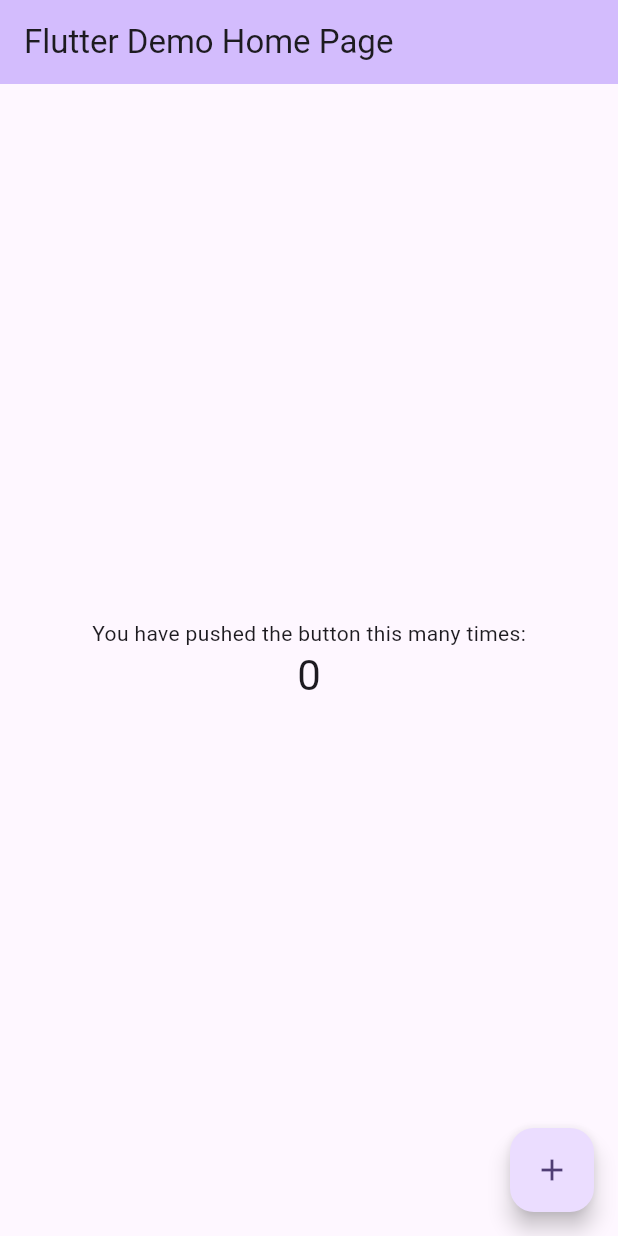
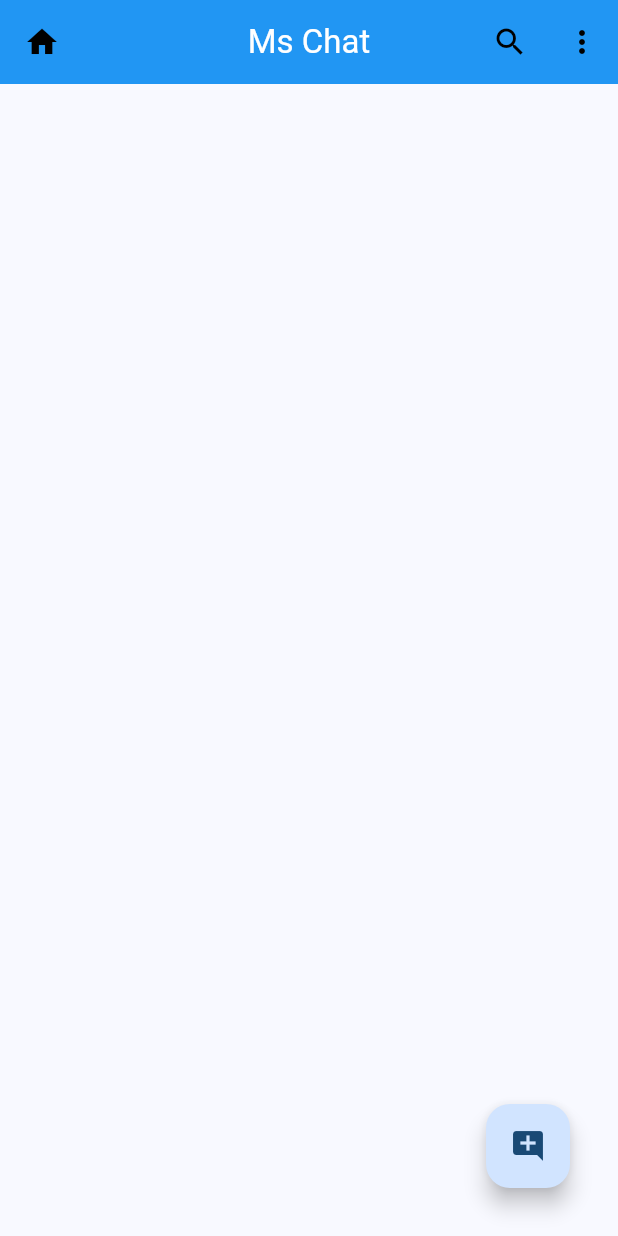
Before and after one commit to mukeshsheoran883/ms_chat, a Flutter app: the screen it shows after launch, on a phone screen of 412 x 824 dp. Run offline on Flutter 3.47's test engine with Material 3 defaults, Android fonts, the phone set to English and light mode, and no system bars.

Commit message:
Home Screen

```diff
--- a/lib/main.dart
+++ b/lib/main.dart
@@ -1,4 +1,5 @@
 import 'package:flutter/material.dart';
+import 'package:ms_chat/ms_chat/screen/home_screen.dart';
 
 void main() {
   runApp(const MyApp());
@@ -11,115 +12,18 @@
   @override
   Widget build(BuildContext context) {
     return MaterialApp(
-      title: 'Flutter Demo',
+      title: 'Ms Chat',
+      debugShowCheckedModeBanner: false,
       theme: ThemeData(
-        // This is the theme of your application.
-        //
-        // TRY THIS: Try running your application with "flutter run". You'll see
-        // the application has a purple toolbar. Then, without quitting the app,
-        // try changing the seedColor in the colorScheme below to Colors.green
-        // and then invoke "hot reload" (save your changes or press the "hot
-        // reload" button in a Flutter-supported IDE, or press "r" if you used
-        // the command line to start the app).
-        //
-        // Notice that the counter didn't reset back to zero; the application
-        // state is not lost during the reload. To reset the state, use hot
-        // restart instead.
-        //
-        // This works for code too, not just values: Most code changes can be
-        // tested with just a hot reload.
-        colorScheme: ColorScheme.fromSeed(seedColor: Colors.deepPurple),
+        appBarTheme: AppBarTheme(
+          color: Colors.blue,
+          titleTextStyle: TextStyle(color: Colors.white, fontSize: 22),
+          centerTitle: true,
+        ),
+        colorScheme: ColorScheme.fromSeed(seedColor: Colors.blue),
         useMaterial3: true,
       ),
-      home: const MyHomePage(title: 'Flutter Demo Home Page'),
+      home: const HomeScreen(),
     );
   }
 }
-
-class MyHomePage extends StatefulWidget {
-  const MyHomePage({super.key, required this.title});
-
-  // This widget is the home page of your application. It is stateful, meaning
-  // that it has a State object (defined below) that contains fields that affect
-  // how it looks.
-
-  // This class is the configuration for the state. It holds the values (in this
-  // case the title) provided by the parent (in this case the App widget) and
-  // used by the build method of the State. Fields in a Widget subclass are
-  // always marked "final".
-
-  final String title;
-
-  @override
-  State<MyHomePage> createState() => _MyHomePageState();
-}
-
-class _MyHomePageState extends State<MyHomePage> {
-  int _counter = 0;
-
-  void _incrementCounter() {
-    setState(() {
-      // This call to setState tells the Flutter framework that something has
-      // changed in this State, which causes it to rerun the build method below
-      // so that the display can reflect the updated values. If we changed
-      // _counter without calling setState(), then the build method would not be
-      // called again, and so nothing would appear to happen.
-      _counter++;
-    });
-  }
-
-  @override
-  Widget build(BuildContext context) {
-    // This method is rerun every time setState is called, for instance as done
-    // by the _incrementCounter method above.
-    //
-    // The Flutter framework has been optimized to make rerunning build methods
-    // fast, so that you can just rebuild anything that needs updating rather
-    // than having to individually change instances of widgets.
-    return Scaffold(
-      appBar: AppBar(
-        // TRY THIS: Try changing the color here to a specific color (to
-        // Colors.amber, perhaps?) and trigger a hot reload to see the AppBar
-        // change color while the other colors stay the same.
-        backgroundColor: Theme.of(context).colorScheme.inversePrimary,
-        // Here we take the value from the MyHomePage object that was created by
-        // the App.build method, and use it to set our appbar title.
-        title: Text(widget.title),
-      ),
-      body: Center(
-        // Center is a layout widget. It takes a single child and positions it
-        // in the middle of the parent.
-        child: Column(
-          // Column is also a layout widget. It takes a list of children and
-          // arranges them vertically. By default, it sizes itself to fit its
-          // children horizontally, and tries to be as tall as its parent.
-          //
-          // Column has various properties to control how it sizes itself and
-          // how it positions its children. Here we use mainAxisAlignment to
-          // center the children vertically; the main axis here is the vertical
-          // axis because Columns are vertical (the cross axis would be
-          // horizontal).
-          //
-          // TRY THIS: Invoke "debug painting" (choose the "Toggle Debug Paint"
-          // action in the IDE, or press "p" in the console), to see the
-          // wireframe for each widget.
-          mainAxisAlignment: MainAxisAlignment.center,
-          children: <Widget>[
-            const Text(
-              'You have pushed the button this many times:',
-            ),
-            Text(
-              '$_counter',
-              style: Theme.of(context).textTheme.headlineMedium,
-            ),
-          ],
-        ),
-      ),
-      floatingActionButton: FloatingActionButton(
-        onPressed: _incrementCounter,
-        tooltip: 'Increment',
-        child: const Icon(Icons.add),
-      ), // This trailing comma makes auto-formatting nicer for build methods.
-    );
-  }
-}
--- /dev/null
+++ b/lib/ms_chat/screen/home_screen.dart
@@ -0,0 +1,51 @@
+import 'dart:io';
+
+import 'package:flutter/cupertino.dart';
+import 'package:flutter/material.dart';
+
+class HomeScreen extends StatefulWidget {
+  const HomeScreen({super.key});
+
+  @override
+  State<HomeScreen> createState() => _HomeScreenState();
+}
+
+class _HomeScreenState extends State<HomeScreen> {
+  @override
+  Widget build(BuildContext context) {
+    return SafeArea(
+      child: Scaffold(
+        appBar: AppBar(
+          title: const Text('Ms Chat'),
+          leading: Icon(
+            Platform.isIOS ? CupertinoIcons.home : Icons.home,
+            color: Colors.black,
+          ),
+          actions: [
+            IconButton(
+              onPressed: () {},
+              icon: const Icon(
+                Icons.search,
+                color: Colors.black,
+              ),
+            ),
+            IconButton(
+              onPressed: () {},
+              icon: const Icon(
+                Icons.more_vert,
+                color: Colors.black,
+              ),
+            ),
+          ],
+        ),
+        floatingActionButton: Padding(
+          padding: const EdgeInsets.all(16.0),
+          child: FloatingActionButton(
+            onPressed: () {},
+            child: const Icon(Icons.add_comment),
+          ),
+        ),
+      ),
+    );
+  }
+}
```
Also changed, not shown: pubspec.yaml (+11 -2 lines), assets/images/chating.png (added), lib/ms_chat/screen/auth/login_screen.dart (added), pubspec.lock, 22 other files.
